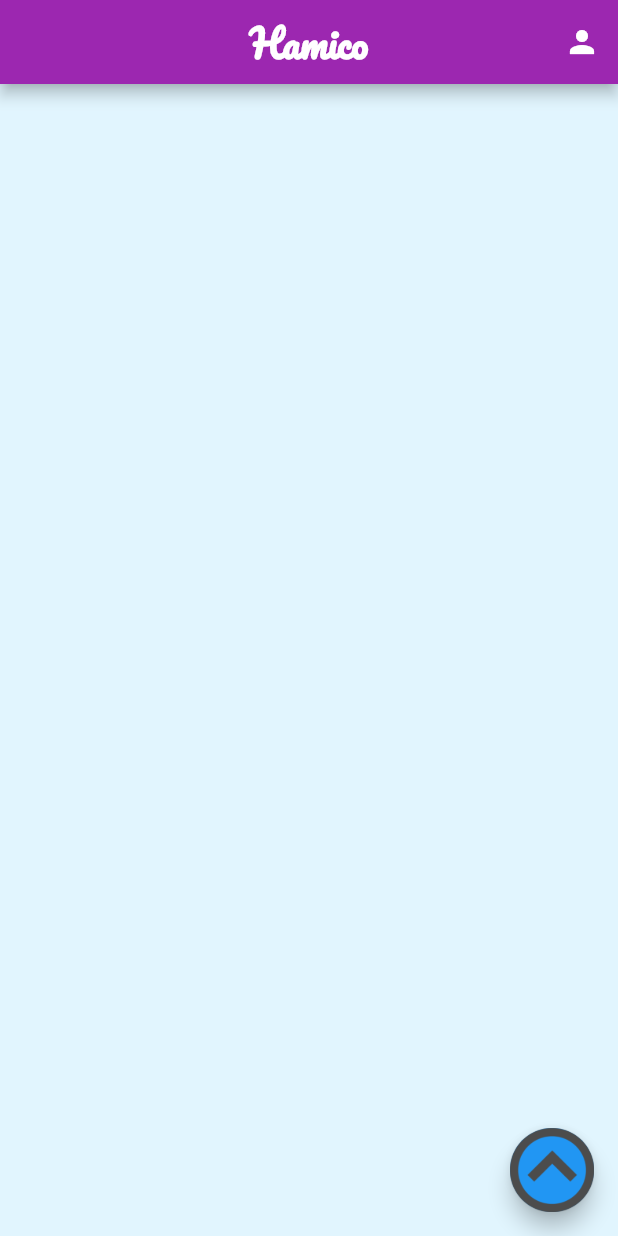
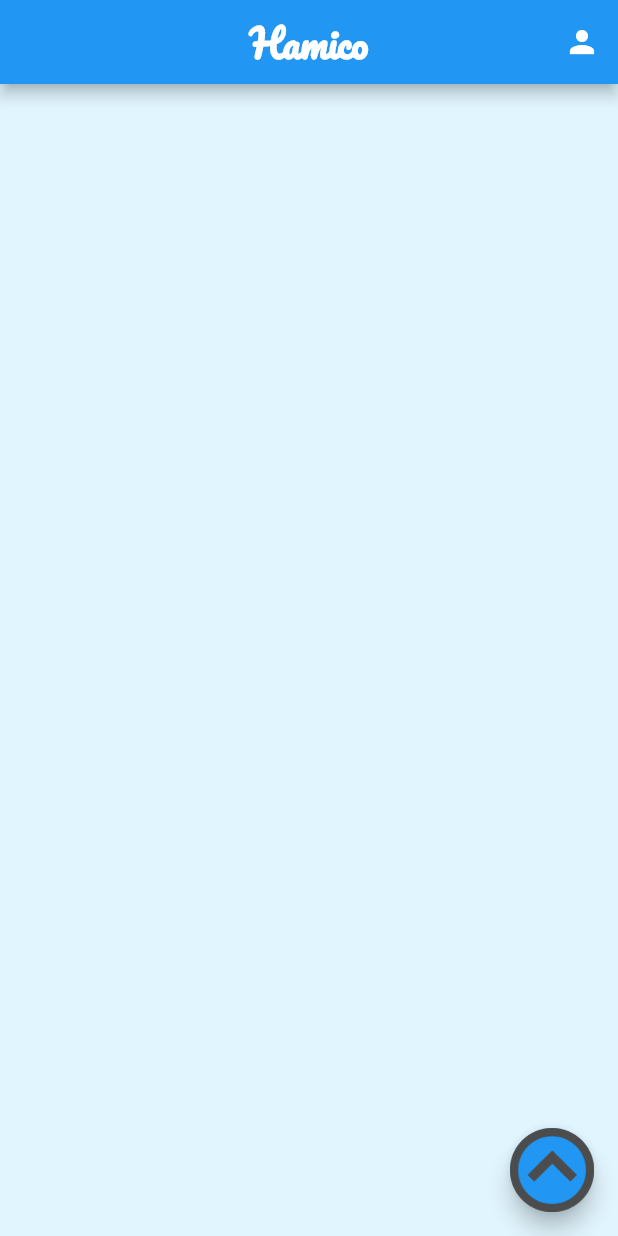
Before and after one commit to JoshuaAlbuquerque/flutterhackathon, a Flutter app: the screen it shows after launch, on a phone screen of 412 x 824 dp. Run offline on Flutter 3.47's test engine with Material 2 defaults, Android fonts, the phone set to English and light mode, and no system bars; missing offline and left inert: css_colors, flutter_grid_button.

Commit message:
colour change

```diff
--- a/lib/main.dart
+++ b/lib/main.dart
@@ -42,7 +42,7 @@ import 'profile.dart';
             ),
           ],
 
-          backgroundColor: Colors.purple[500],
+          backgroundColor: CSSColors.springGreen,
       ),
 
 
```
